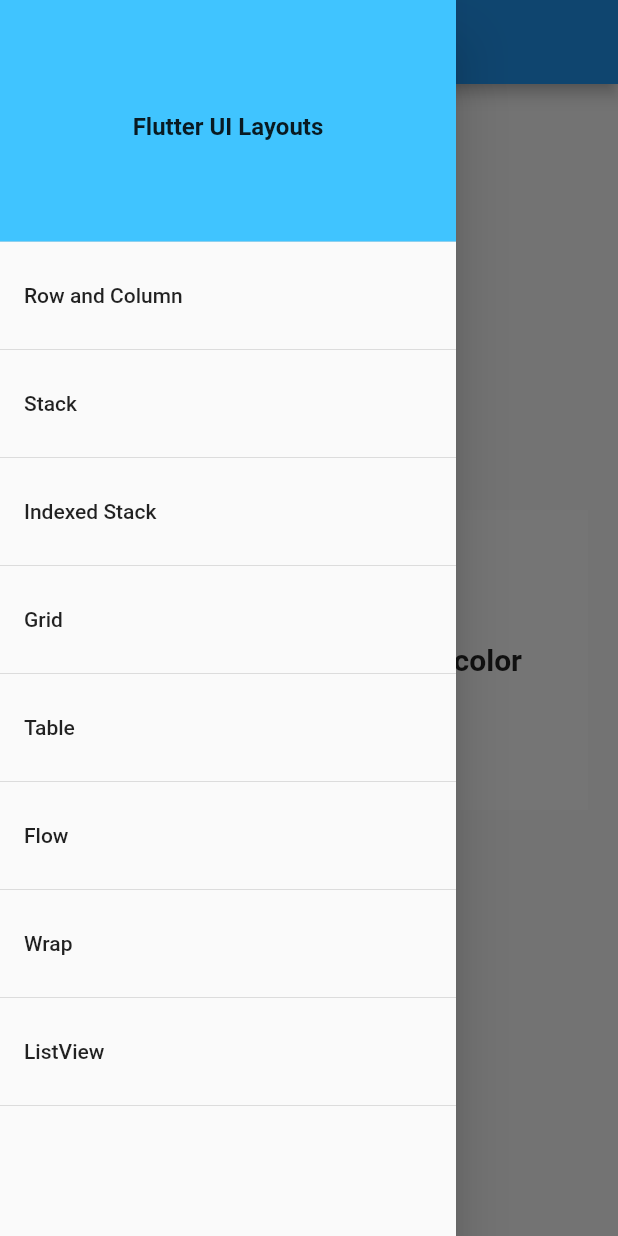
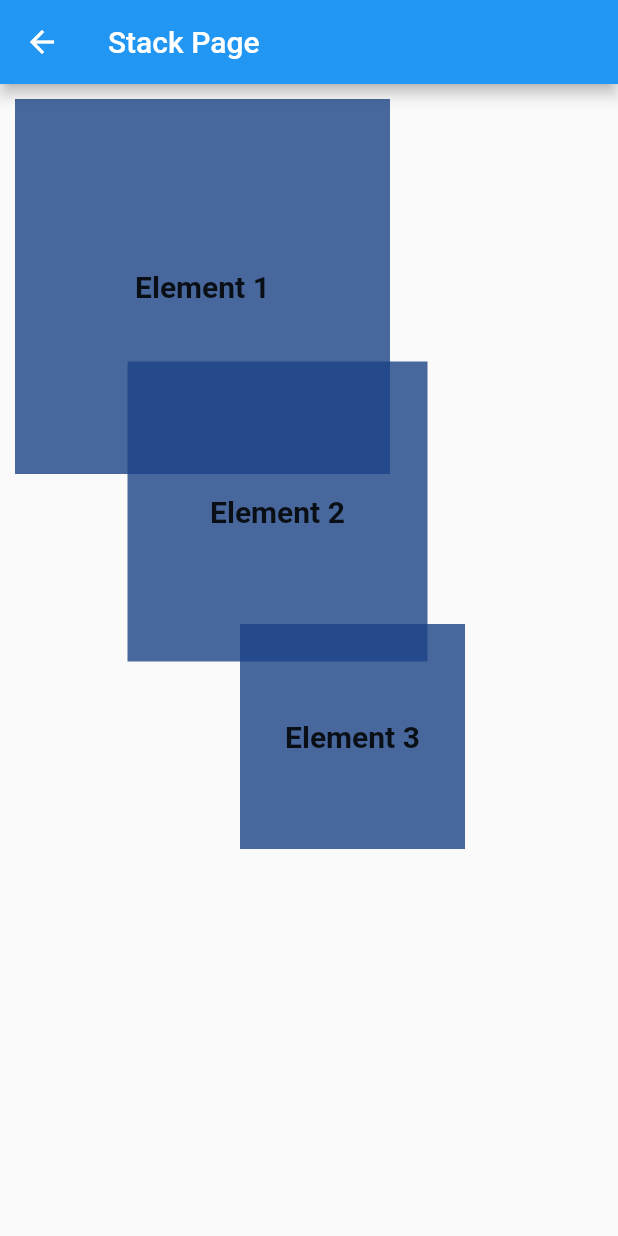
Before and after one commit to rcptanguilig/flutter_masters, a Flutter app: the screen it shows after launch, in the side drawer, after a tap on "Stack", on a phone screen of 412 x 824 dp. Run offline on Flutter 3.47's test engine with Material 2 defaults, Android fonts, the phone set to English and light mode, and no system bars.

Commit message:
Stack and Indexed stack

```diff
--- a/lib/main.dart
+++ b/lib/main.dart
@@ -9,12 +9,9 @@ import 'pages/wrap_page.dart';
 import 'pages/listview_page.dart';
 import 'helper.dart';
 
-import 'pages/second_page.dart';
-
 void main() => runApp(MyApp());
 
 class MyApp extends StatelessWidget {
-  Helper helper;
 
   @override
   Widget build(BuildContext context) {
@@ -32,11 +29,11 @@ class MyApp extends StatelessWidget {
       home: MyHomePage(title: 'Flutter Masters'),
       routes: {
         '/rowcolumn': (BuildContext context) => RowAndColumnPage(),
-        '/stack': (BuildContext context) => SecondPage(),
-        '/istack': (BuildContext context) => SecondPage(),
+        '/stack': (BuildContext context) => StackPage(),
+        '/istack': (BuildContext context) => IndexedStackPage(),
         '/grid': (BuildContext context) => GridViewPage(),
         '/table': (BuildContext context) => TablePage(),
-        '/flow': (BuildContext context) => SecondPage(),
+        '/flow': (BuildContext context) => FlowPage(),
         '/wrap': (BuildContext context) => WrapPage(),
         '/listview': (BuildContext context) => ListViewPage(),
       },
@@ -89,14 +86,14 @@ class _MyHomePageState extends State<MyHomePage> {
             ListTile(
               title: Text("Stack"),
               onTap: () {
-                Navigator.pushNamed(context, "/second");
+                Navigator.pushNamed(context, "/stack");
               },
             ),
             Divider(),
             ListTile(
               title: Text("Indexed Stack"),
               onTap: () {
-                Navigator.pushNamed(context, "/second");
+                Navigator.pushNamed(context, "/istack");
               },
             ),
             Divider(),
@@ -110,14 +107,14 @@ class _MyHomePageState extends State<MyHomePage> {
             ListTile(
               title: Text("Table"),
               onTap: () {
-                Navigator.pushNamed(context, "/table", arguments: _helloList);
+                Navigator.pushNamed(context, "/table");
               },
             ),
             Divider(),
             ListTile(
               title: Text("Flow"),
               onTap: () {
-                Navigator.pushNamed(context, "/second", arguments: _helloList);
+                Navigator.pushNamed(context, "/flow", arguments: _helloList);
               },
             ),
             Divider(),
--- a/lib/pages/stack_page.dart
+++ b/lib/pages/stack_page.dart
@@ -0,0 +1,63 @@
+import 'package:flutter/material.dart';
+import 'package:flutter_masters/helper.dart';
+
+class StackPage extends StatelessWidget {
+  @override
+  Widget build(BuildContext context) {
+    return Scaffold(
+      appBar: AppBar(
+        title: Text("Stack Page"),
+      ),
+      body: Stack(
+        alignment: Alignment(2.0, 6.0),
+        children: <Widget>[
+          Container(
+            margin: EdgeInsets.all(10.0),
+            child: Center(
+              child: Text(
+                "Element 1",
+                style: TextStyle(
+                  fontWeight: FontWeight.bold,
+                  fontSize: 20.0,
+                ),
+              ),
+            ),
+            height: 250.0,
+            width: 250.0,
+            color: Helper.generateRandomColor(),
+          ),
+          Container(
+            margin: EdgeInsets.all(10.0),
+            child: Center(
+              child: Text(
+                "Element 2",
+                style: TextStyle(
+                  fontWeight: FontWeight.bold,
+                  fontSize: 20.0,
+                ),
+              ),
+            ),
+            height: 200.0,
+            width: 200.0,
+            color: Helper.generateRandomColor(),
+          ),
+          Container(
+            margin: EdgeInsets.all(10.0),
+            child: Center(
+              child: Text(
+                "Element 3",
+                style: TextStyle(
+                  fontWeight: FontWeight.bold,
+                  fontSize: 20.0,
+                ),
+              ),
+            ),
+            height: 150.0,
+            width: 150.0,
+            color: Helper.generateRandomColor(),
+          ),
+        ],
+      ),
+    );
+  }
+}
```
Also changed, not shown: lib/pages/flow_page.dart (+15 -0 lines), lib/pages/indexed_stack_page.dart (+91 -0 lines).
